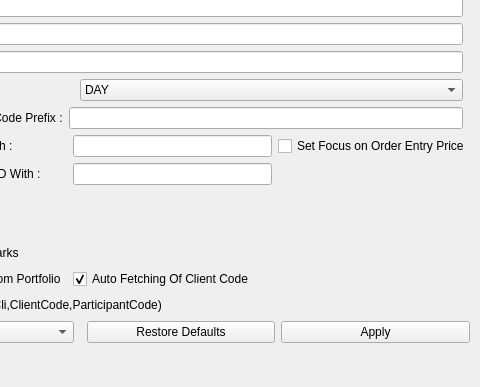
This is resources/forms/PreferencesOrderTab.ui in yashnmehta/Autotrade as Qt 5 draws it before an edit; both pictures show x 320 to 800 and y 313 to 700 of the 800 by 700 pixel window. The edited form follows.
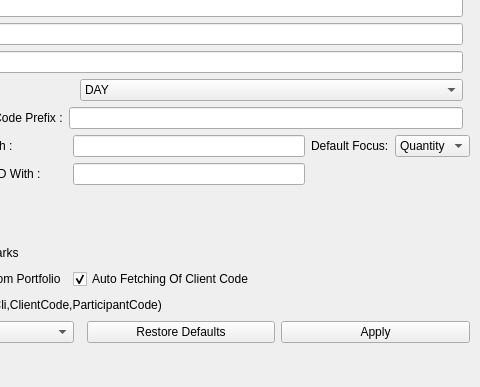
This is the edited form.

Commit message: Refactor: Consolidate preferences into General and Order tabs, remove redundant Portfolio/WorkSpace tabs

Patch:
```diff
--- a/resources/forms/PreferencesOrderTab.ui
+++ b/resources/forms/PreferencesOrderTab.ui
@@ -435,9 +435,20 @@
       </widget>
      </item>
      <item row="0" column="3">
-      <widget class="QCheckBox" name="checkBox_setFocusOrderEntry">
-       <property name="text"><string>Set Focus on Order Entry Price</string></property>
-      </widget>
+       <layout class="QHBoxLayout" name="horizontalLayout_focusField">
+        <item>
+         <widget class="QLabel" name="label_defaultFocus">
+          <property name="text"><string>Default Focus:</string></property>
+         </widget>
+        </item>
+        <item>
+         <widget class="QComboBox" name="comboBox_defaultFocus">
+          <item><property name="text"><string>Quantity</string></property></item>
+          <item><property name="text"><string>Price</string></property></item>
+          <item><property name="text"><string>Scrip</string></property></item>
+         </widget>
+        </item>
+       </layout>
      </item>
      <item row="1" column="0">
       <widget class="QCheckBox" name="checkBox_retainLastSubBroker">
```
The commit also changes 72 other files.
